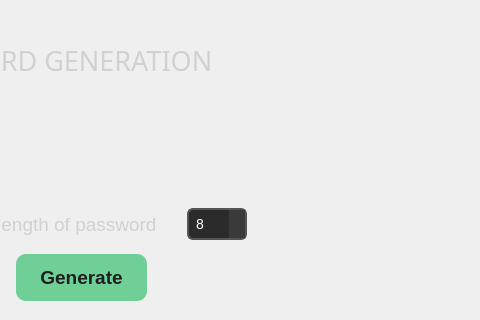
This is forms/mainwindow.ui in minnesangg/Cerberus as Qt 5 draws it before an edit; both pictures show x 520 to 1000 and y 0 to 320 of the 1000 by 700 pixel window. The edited form follows.
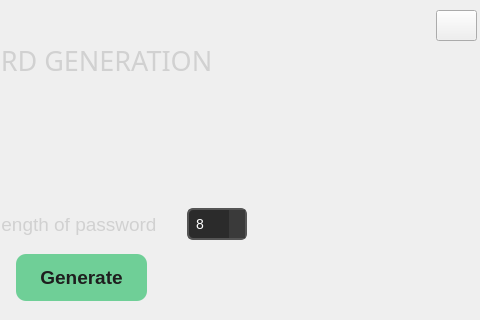
This is the edited form. Icons and pictures are not drawn.

```diff
--- a/forms/mainwindow.ui
+++ b/forms/mainwindow.ui
@@ -530,6 +530,39 @@
          </item>
         </layout>
        </widget>
+       <widget class="QPushButton" name="generateInfoButton">
+        <property name="geometry">
+         <rect>
+          <x>700</x>
+          <y>10</y>
+          <width>41</width>
+          <height>31</height>
+         </rect>
+        </property>
+        <property name="cursor">
+         <cursorShape>PointingHandCursor</cursorShape>
+        </property>
+        <property name="styleSheet">
+         <string notr="true">QLineEdit {
+    background-color: #424242; 
+    border: 1px solid #3c3c3c; 
+    color: #d1d1d1;
+    font-size: 16px;
+    padding: 12px;
+    border-radius: 10px;
+	selection-background-color: transparent;
+    transition: border-color 0.3s;
+}
+
+QLineEdit:focus {
+    border-color: #6fcf97; 
+    box-shadow: 0 0 5px rgba(111, 207, 151, 0.5);
+}</string>
+        </property>
+        <property name="text">
+         <string/>
+        </property>
+       </widget>
       </widget>
       <widget class="QWidget" name="defaultPage"/>
       <widget class="QWidget" name="managePage">
```
